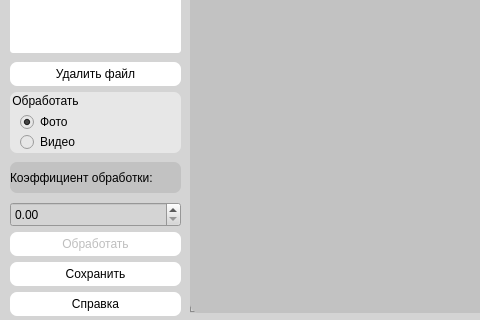
The window that form.ui (Playmishka/treshina) describes before a commit, drawn with Qt 5; both pictures show x 0 to 480 and y 278 to 598 of the 800 by 598 pixel window.
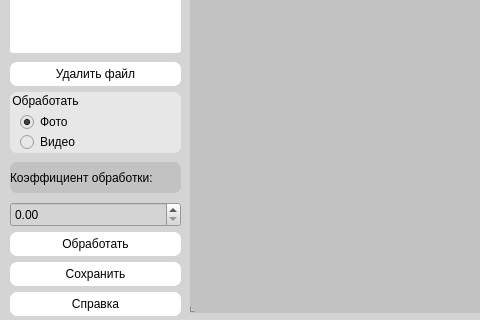
The same window after the commit.

Commit message: Unlock button processing

The edit to the form file:
```diff
--- a/form.ui
+++ b/form.ui
@@ -97,7 +97,7 @@
   </widget>
   <widget class="QPushButton" name="ProcessingButton">
    <property name="enabled">
-    <bool>false</bool>
+    <bool>true</bool>
    </property>
    <property name="geometry">
     <rect>
```
The commit also changes 2 other files.
